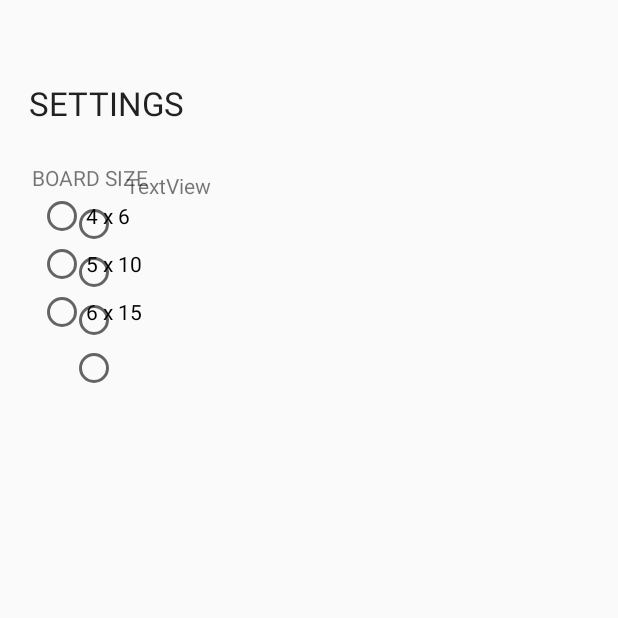
After one commit to hqnguyen99/Mine-Sweeper, an Android app: the OptionsActivity screen opened directly, with no data from a screen before it, on a phone screen of 412 x 824 dp, the top half of it. The commit adds this screen. Run offline under Robolectric (Android 15) with nearby library versions, the phone set to English and light mode, and no system bars; 1 statement that could not run was skipped.

Commit message:
Add Settings layout.ERROR: the radio button didnt work.

```diff
--- a/app/src/main/java/com/example/minesweeper/MainActivity.java
+++ b/app/src/main/java/com/example/minesweeper/MainActivity.java
@@ -94,13 +94,13 @@ public class MainActivity extends AppCompatActivity {
     private int countBombs(int r, int c) {
         int counter = 0;
 
-        for (int i = 0; i < r; i++) {
+        for (int i = 0; i < NUM_ROWS; i++) {
             if (grid[i][c]) {
                 counter++;
             }
         }
 
-        for (int j = 0; j < c; j++) {
+        for (int j = 0; j < NUM_COLS; j++) {
             if (grid[r][j]) {
                 counter++;
             }
--- /dev/null
+++ b/app/src/main/java/com/example/minesweeper/OptionsActivity.java
@@ -0,0 +1,50 @@
+package com.example.minesweeper;
+
+import androidx.appcompat.app.AppCompatActivity;
+
+import android.os.Bundle;
+import android.widget.RadioButton;
+import android.widget.RadioGroup;
+
+public class OptionsActivity extends AppCompatActivity {
+
+    @Override
+    protected void onCreate(Bundle savedInstanceState) {
+        super.onCreate(savedInstanceState);
+        setContentView(R.layout.activity_options);
+
+        createBoardSelectionButton();
+        createMinesSelectionButton();
+    }
+
+    private void createBoardSelectionButton() {
+        RadioGroup boardSelectionGroup = (RadioGroup) findViewById(R.id.boardSelectionButton);
+        int[] num_rows= getResources().getIntArray(R.array.number_of_rows);
+        int[] num_columns= getResources().getIntArray(R.array.number_of_columns);
+
+        // Create the buttons:
+        for( int i =0; i < num_rows.length; i++){
+            int row = num_rows[i];
+            int column = num_columns[i];
+            RadioButton button = new RadioButton(this);
+            button.setText(row + " x " + column);
+
+            // Add to radio group
+            boardSelectionGroup.addView(button);
+        }
+    }
+
+    private void createMinesSelectionButton() {
+        RadioGroup minesGroup = (RadioGroup) findViewById(R.id.minesSelectionButton);
+        int[] num_mines = getResources().getIntArray(R.array.number_of_mines);
+
+        //Create the button:
+        for( int i =0 ; i < num_mines.length; i++){
+            int mine = num_mines[i];
+            RadioButton button = new RadioButton(this);
+            button.setText(mine);
+
+            minesGroup.addView(button);
+        }
+    }
+}
--- /dev/null
+++ b/app/src/main/res/layout/activity_options.xml
@@ -0,0 +1,56 @@
+<?xml version="1.0" encoding="utf-8"?>
+<androidx.constraintlayout.widget.ConstraintLayout xmlns:android="http://schemas.android.com/apk/res/android"
+    xmlns:app="http://schemas.android.com/apk/res-auto"
+    xmlns:tools="http://schemas.android.com/tools"
+    android:layout_width="match_parent"
+    android:layout_height="match_parent"
+    tools:context=".OptionsActivity">
+
+    <TextView
+        android:id="@+id/settingsButton"
+        android:layout_width="wrap_content"
+        android:layout_height="wrap_content"
+        android:layout_marginStart="19dp"
+        android:layout_marginTop="54dp"
+        android:text="SETTINGS"
+        android:textAppearance="@style/TextAppearance.AppCompat.Large"
+        app:layout_constraintStart_toStartOf="parent"
+        app:layout_constraintTop_toTopOf="parent" />
+
+    <TextView
+        android:id="@+id/boardSizeText"
+        android:layout_width="wrap_content"
+        android:layout_height="wrap_content"
+        android:layout_marginStart="21dp"
+        android:layout_marginTop="25dp"
+        android:text="BOARD SIZE"
+        app:layout_constraintStart_toStartOf="parent"
+        app:layout_constraintTop_toBottomOf="@+id/settingsButton" />
+
+    <RadioGroup
+        android:id="@+id/boardSelectionButton"
+        android:layout_width="wrap_content"
+        android:layout_height="wrap_content"
+        android:layout_marginStart="25dp"
+        app:layout_constraintStart_toStartOf="parent"
+        app:layout_constraintTop_toBottomOf="@+id/boardSizeText" />
+
+    <TextView
+        android:id="@+id/numberOfMinesText"
+        android:layout_width="wrap_content"
+        android:layout_height="wrap_content"
+        android:layout_marginTop="114dp"
+        android:layout_marginEnd="271dp"
+        android:text="TextView"
+        app:layout_constraintEnd_toEndOf="parent"
+        app:layout_constraintTop_toTopOf="parent" />
+
+    <RadioGroup
+        android:id="@+id/minesSelectionButton"
+        android:layout_width="wrap_content"
+        android:layout_height="wrap_content"
+        android:layout_marginEnd="333dp"
+        app:layout_constraintEnd_toEndOf="parent"
+        app:layout_constraintTop_toBottomOf="@+id/numberOfMinesText" />
+
+</androidx.constraintlayout.widget.ConstraintLayout>
--- /dev/null
+++ b/app/src/main/res/values/install_size_of_board_and_number_of_bomb.xml
@@ -0,0 +1,19 @@
+<?xml version="1.0" encoding="utf-8"?>
+<resources>
+    <integer-array name="number_of_rows">
+        <item>4</item>
+        <item>5</item>
+        <item>6</item>
+    </integer-array>
+    <integer-array name="number_of_columns">
+        <item>6</item>
+        <item>10</item>
+        <item>15</item>
+    </integer-array>
+    <integer-array name="number_of_mines">
+        <item>6</item>
+        <item>10</item>
+        <item>15</item>
+        <item>20</item>
+    </integer-array>
+</resources>
```
Also changed, not shown: app/src/main/AndroidManifest.xml (+10 -6 lines), app/src/main/java/com/example/minesweeper/MainMenuActivity.java (+12 -0 lines), app/src/main/res/layout/activity_main_menu.xml (+5 -5 lines).
